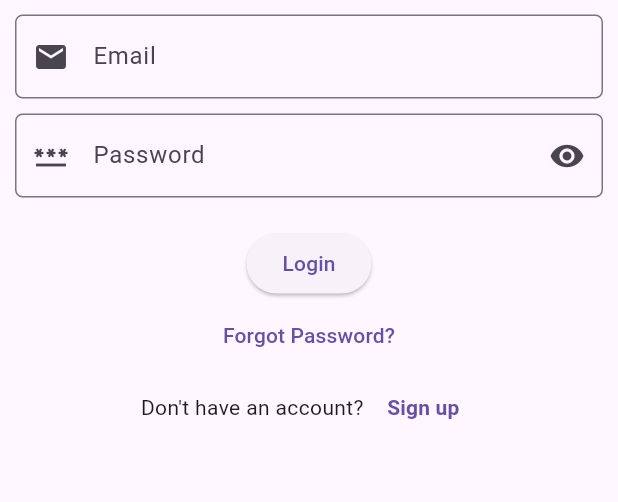
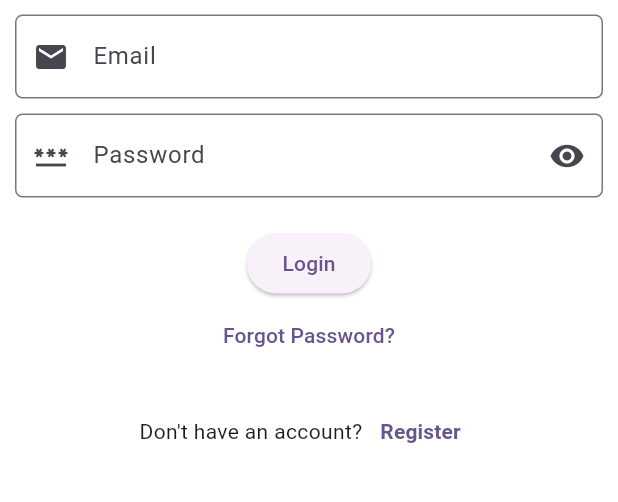
Before and after one commit to Syfur007/skillup, a Flutter app: the screen it shows after launch, on a phone screen of 412 x 824 dp, the part 119-621 px from its top. Run offline on Flutter 3.47's test engine with Material 3 defaults, Android fonts, the phone set to English and light mode, and no system bars; our stand-ins replace firebase_core, firebase_crashlytics, flutter_riverpod, go_router; accounts and stored records are empty.

Commit message:
feat: implement modular routing with GoRouter and integrate Riverpod for state management

```diff
--- a/lib/core/navigation/app_router.dart
+++ b/lib/core/navigation/app_router.dart
@@ -1,5 +1,63 @@
 // app_router.dart
-// GoRouter configuration and route definitions for the app.
-// Keep routing logic here so it can be reused across environments and tests.
+// Main router composition that imports route definitions from centralized location.
+// This file now just composes routes rather than defining them directly.
 
-// Placeholder: define routes and router provider here.
+import 'package:flutter_riverpod/flutter_riverpod.dart';
+import 'package:go_router/go_router.dart';
+import 'route_names.dart';
+import 'error_screen.dart';
+import 'routes/auth_routes.dart';
+
+/// Main router provider that composes all feature routes.
+///
+/// This provider can be watched by the app to react to auth state changes.
+/// All routes are centralized in the core/navigation/routes directory.
+final routerProvider = Provider<GoRouter>((ref) {
+  // TODO: Watch auth state when auth provider is ready
+  // final authState = ref.watch(authStateProvider);
+
+  return GoRouter(
+    initialLocation: RoutePaths.login,
+    debugLogDiagnostics: true,
+
+    // Error handling for unknown routes
+    errorBuilder: (context, state) => ErrorScreen(error: state.error),
+
+    // Global navigation guards (auth redirects, etc.)
+    redirect: (context, state) {
+      // TODO: Implement auth-based redirects when auth provider is ready
+      // return _handleAuthRedirect(state.matchedLocation, authState);
+      return null;
+    },
+
+    // Compose routes from all features using centralized route definitions
+    routes: [
+      ...AuthRoutes.routes,
+      // ...DashboardRoutes.routes,
+      // ...ExploreRoutes.routes,
+      // ...GroupsRoutes.routes,
+      // ...ProfileRoutes.routes,
+    ],
+  );
+});
+
+/// Helper function for authentication-based redirects.
+///
+/// Uncomment and use when auth provider is implemented.
+// String? _handleAuthRedirect(String location, AuthState authState) {
+//   const publicPaths = ['/login', '/register'];
+//   final isPublicPath = publicPaths.any((path) => location.startsWith(path));
+//   final isAuthenticated = authState.isAuthenticated;
+//
+//   // Redirect to login if not authenticated and trying to access protected route
+//   if (!isAuthenticated && !isPublicPath) {
+//     return RoutePaths.login;
+//   }
+//
+//   // Redirect to home if authenticated and trying to access login/register
+//   if (isAuthenticated && isPublicPath) {
+//     return RoutePaths.dashboard;
+//   }
+//
+//   return null;
+// }
--- /dev/null
+++ b/lib/core/navigation/route_names.dart
@@ -0,0 +1,48 @@
+// route_names.dart
+// Centralized route names and paths to avoid string literals across the app.
+// This prevents typos and makes refactoring easier.
+
+/// Route names used with GoRouter's named navigation
+class RouteNames {
+  // Auth routes
+  static const login = 'login';
+  static const register = 'register';
+
+  // Dashboard routes
+  static const dashboard = 'dashboard';
+
+  // Explore routes
+  static const explore = 'explore';
+  static const roadmapList = 'roadmap-list';
+  static const roadmapDetail = 'roadmap-detail';
+
+  // Groups routes
+  static const groups = 'groups';
+
+  // Profile routes
+  static const profile = 'profile';
+}
+
+/// Route paths - kept separate from names for flexibility
+class RoutePaths {
+  // Auth paths
+  static const login = '/login';
+  static const register = '/register';
+
+  // Dashboard paths
+  static const dashboard = '/';
+
+  // Explore paths
+  static const explore = '/explore';
+  static const roadmapList = '/explore/roadmaps';
+  static const roadmapDetail = '/explore/roadmaps/:id';
+
+  // Groups paths
+  static const groups = '/groups';
+
+  // Profile paths
+  static const profile = '/profile';
+
+  // Helper methods for dynamic paths
+  static String roadmapDetailPath(String id) => '/explore/roadmaps/$id';
+}
--- a/lib/features/auth/screens/login_screen.dart
+++ b/lib/features/auth/screens/login_screen.dart
@@ -1,5 +1,6 @@
 import 'package:flutter/material.dart';
-import '../providers/auth_provider.dart';
+import 'package:skillup/features/auth/providers/auth_provider.dart';
+import 'package:skillup/core/navigation/navigation.dart';
 
 final _formKey = GlobalKey<FormState>();
 
@@ -100,21 +101,28 @@ class _LoginScreenState extends State<LoginScreen> {
                         print('Email: ${_emailController.text}');
                         print('Password: ${_passwordController.text}');
                         _clearFields();
+                        // TODO: Implement login logic
+
+                        // Navigate to dashboard after successful login
+                        context.goToNamed(RouteNames.dashboard);
                       }
                     },
                     child: Text("Login"),
                   ),
                   TextButton(onPressed: () {}, child: Text("Forgot Password?")),
+                  SizedBox(height: 16),
                   Row(
                     mainAxisAlignment: MainAxisAlignment.center,
                     children: [
-                      Text("Don't have an account? "),
+                      Text("Don't have an account?"),
                       TextButton(
-                        onPressed: () {},
+                        onPressed: () {
+                          context.goToNamed(RouteNames.register);
+                        },
                         child: Text(
-                          "Sign up",
+                          "Register",
                           style: TextStyle(fontWeight: FontWeight.bold),
-                        ),
+                      ),
                       ),
                     ],
                   ),
--- a/pubspec.yaml
+++ b/pubspec.yaml
@@ -30,6 +30,8 @@ environment:
 dependencies:
   flutter:
     sdk: flutter
+  go_router: ^16.2.5
+  flutter_riverpod: ^3.0.3
   firebase_core: ^4.2.0
   firebase_auth: ^6.1.1
   firebase_analytics: ^12.0.3
```
Also changed, not shown: lib/app.dart (+12 -66 lines), lib/core/navigation/error_screen.dart (added, +64 -0 lines), lib/core/navigation/navigation.dart (added, +35 -0 lines), lib/core/navigation/navigation_extensions.dart (added, +59 -0 lines), lib/core/navigation/routes/auth_routes.dart (added, +31 -0 lines), lib/features/auth/screens/registration_screen.dart (+14 -0 lines), lib/main.dart (+6 -2 lines).
